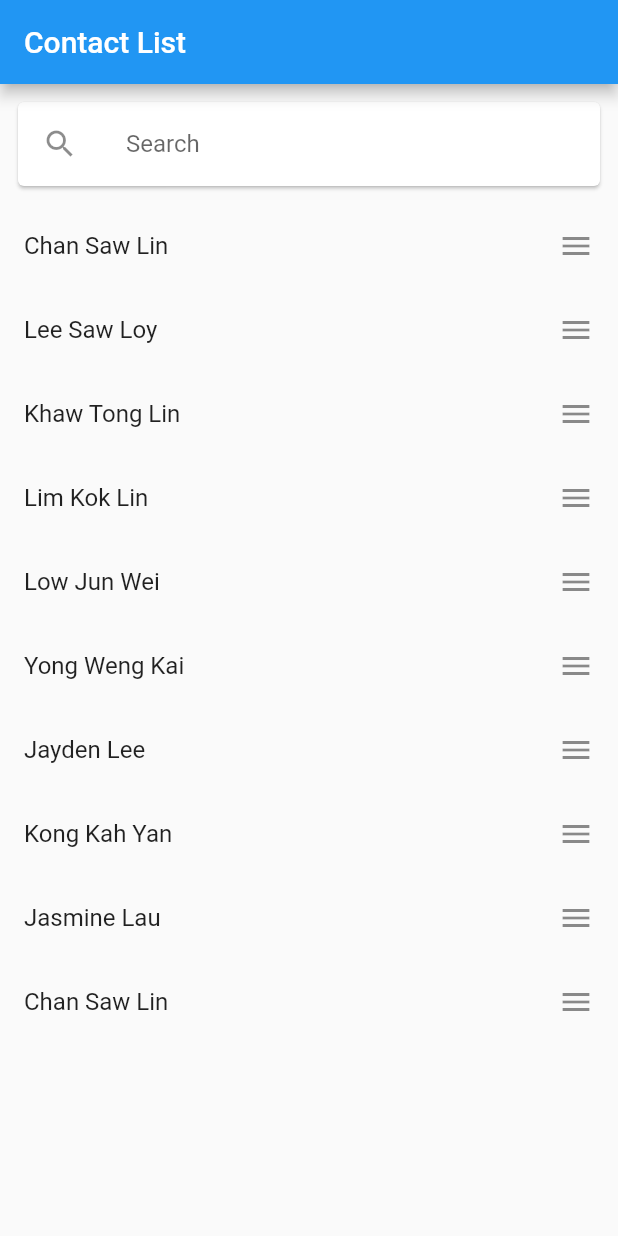
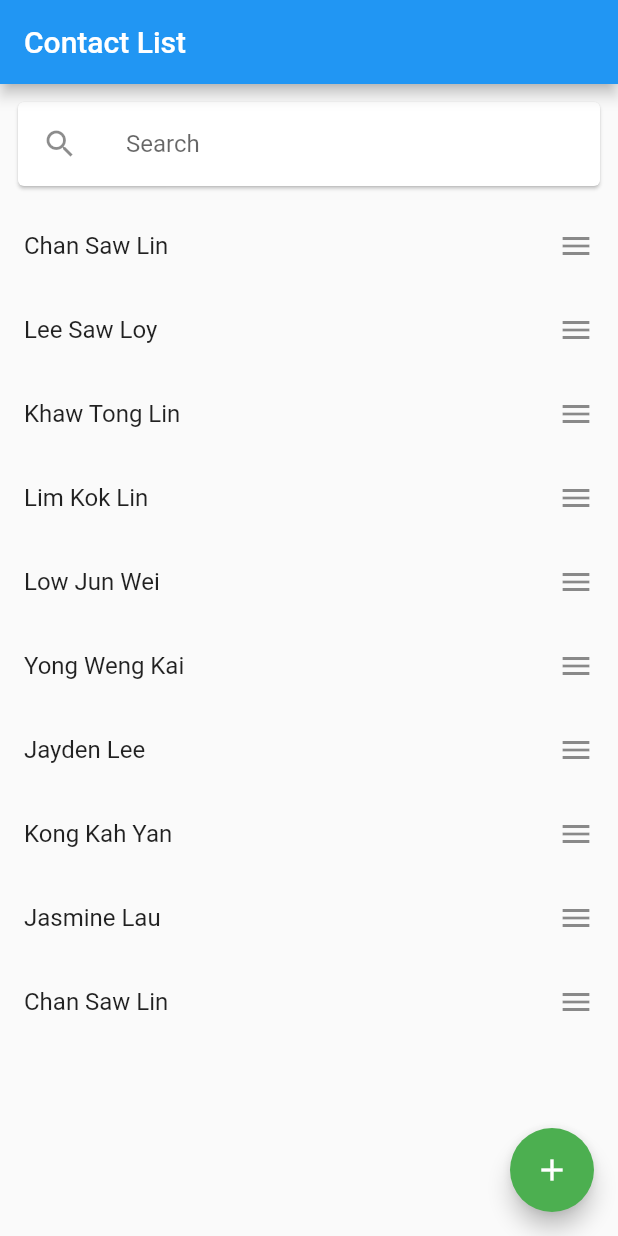
Before and after one commit to kaijie0420/vimigo_assessment, a Flutter app: the screen it shows after launch, on a phone screen of 412 x 824 dp. Run offline on Flutter 3.47's test engine with Material 2 defaults, Android fonts, the phone set to English and light mode, and no system bars.

```diff
--- a/lib/main.dart
+++ b/lib/main.dart
@@ -2,6 +2,7 @@ import 'package:flutter/material.dart';
 import 'dart:convert';
 import 'package:flutter/services.dart' show rootBundle;
 import 'package:vimigo_assessment/model/contact_details.dart';
+import 'package:vimigo_assessment/add_contact.dart';
 
 void main() {
   runApp(MyApp());
@@ -18,6 +19,10 @@ class MyApp extends StatelessWidget {
         visualDensity: VisualDensity.adaptivePlatformDensity,
       ),
       home: MyHomePage(title: 'Contact List'),
+      routes: {
+        // '/': (context) => _login,
+        '/addContact': (context) => AddContactPage(),
+      },
     );
   }
 }
@@ -32,7 +37,7 @@ class MyHomePage extends StatefulWidget {
 }
 
 class _MyHomePageState extends State<MyHomePage> {
-  TextEditingController controller = new TextEditingController();
+  TextEditingController _searchController = new TextEditingController();
 
   List<ContactDetails> _contactDetails = [];
   List<ContactDetails> _searchResult = [];
@@ -42,9 +47,8 @@ class _MyHomePageState extends State<MyHomePage> {
     final jsonResult = json.decode(data);
 
     setState(() {
-      for (int i = 0; i < jsonResult.length; i++) {
-        jsonResult[i]['id'] = i;
-        _contactDetails.add(ContactDetails.fromJson(jsonResult[i]));
+      for (Map contact in jsonResult) {
+          _contactDetails.add(ContactDetails.fromJson(contact));
       }
     });
   }
@@ -64,14 +68,15 @@ class _MyHomePageState extends State<MyHomePage> {
       body: Column(
         children: [
           Padding(
-            padding: const EdgeInsets.all(8.0),
-            child: new Card(
-              child: new ListTile(
-                leading: new Icon(Icons.search),
-                title: new TextField(
-                  controller: controller,
-                  decoration: new InputDecoration(
-                      hintText: 'Search', border: InputBorder.none),
+            padding: EdgeInsets.all(8.0),
+            child: Card(
+              child: ListTile(
+                leading: Icon(Icons.search),
+                title: TextField(
+                  controller: _searchController,
+                  decoration: InputDecoration(
+                    hintText: 'Search', border: InputBorder.none
+                  ),
                   onChanged: onSearchTextChanged,
                 ),
               ),
@@ -84,7 +89,20 @@ class _MyHomePageState extends State<MyHomePage> {
             ),
           )
         ],
-      )
+      ),
+      floatingActionButton: FloatingActionButton(
+        onPressed: () async {
+          final addedContact = await Navigator.pushNamed(context, '/addContact');
+
+          if (addedContact != null) {
+            setState(() {
+              _contactDetails.add(addedContact);
+            });
+          }
+        },
+        child: Icon(Icons.add),
+        backgroundColor: Colors.green,
+      ),
     );
   }
 
@@ -103,12 +121,12 @@ class _MyHomePageState extends State<MyHomePage> {
 
   getContactList() {
     List<ContactDetails> list = [];
-    if (_searchResult.length != 0 || controller.text.isNotEmpty) {
+    if (_searchResult.length != 0 || _searchController.text.isNotEmpty) {
       list = _searchResult;
     } else {
       list = _contactDetails;
     }
-    return list.map((item) => ListTile(key: Key("${item.id}"), title: Text("${item.user}"), trailing: Icon(Icons.menu),)).toList();
+    return list.asMap().map((index, item) => MapEntry(index, ListTile(key: Key("$index"), title: Text("${item.user}"), trailing: Icon(Icons.menu)))).values.toList();
   }
 
   onSearchTextChanged(String text) async {
--- a/lib/model/contact_details.dart
+++ b/lib/model/contact_details.dart
@@ -1,12 +1,10 @@
 class ContactDetails {
-  final int id;
   final String user, phone, checkIn;
 
-  ContactDetails({this.id, this.user, this.phone, this.checkIn});
+  ContactDetails({this.user, this.phone, this.checkIn = ''});
 
   factory ContactDetails.fromJson(Map<String, dynamic> json) {
     return new ContactDetails(
-      id: json['id'],
       user: json['user'],
       phone: json['phone'],
       checkIn: json['check-in'],
```
Also changed, not shown: lib/add_contact.dart (added, +75 -0 lines).
